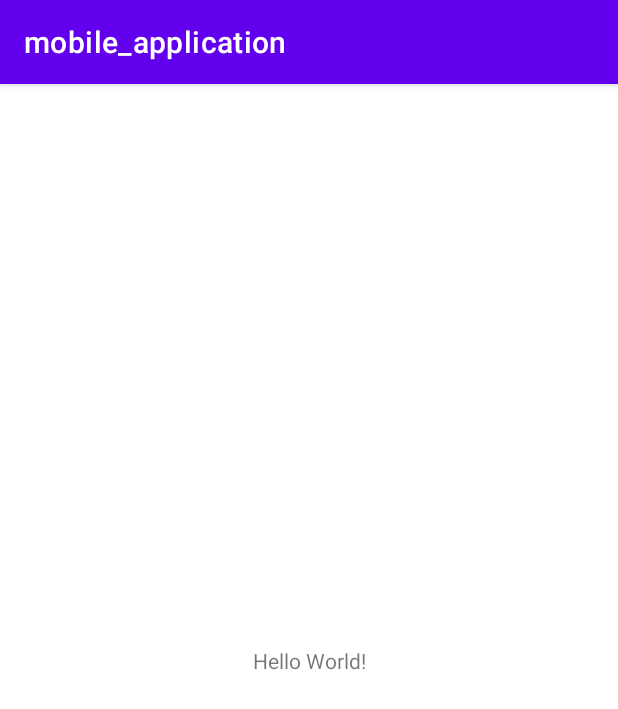
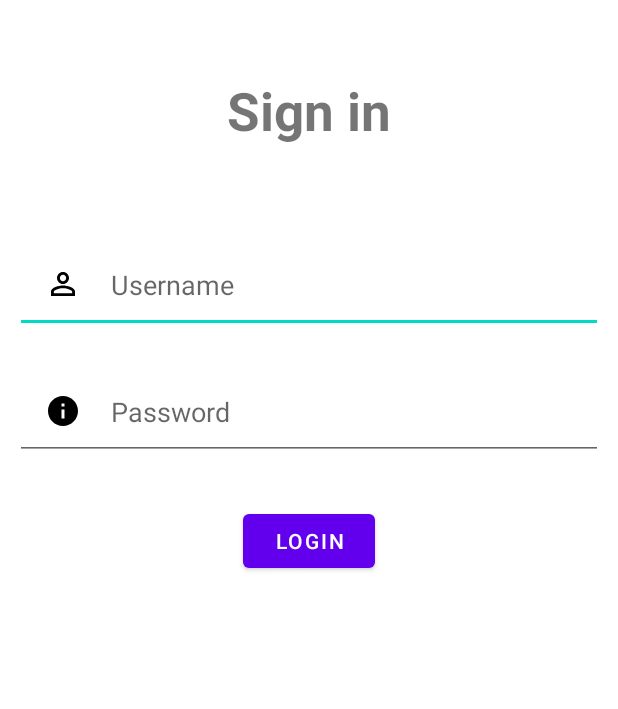
Before and after one commit to nllko/Mobile-application, an Android app: the screen it shows after launch (MainActivity), on a phone screen of 412 x 824 dp. Shown: the top 709 px of the screen. Run offline under Robolectric (Android 15) with nearby library versions, the phone set to English and light mode, and no system bars.

Commit message:
added the login page with username and password fields

```diff
--- /dev/null
+++ b/app/src/main/res/drawable/ic_baseline_info_24.xml
@@ -0,0 +1,5 @@
+<vector android:height="24dp" android:tint="#000000"
+    android:viewportHeight="24" android:viewportWidth="24"
+    android:width="24dp" xmlns:android="http://schemas.android.com/apk/res/android">
+    <path android:fillColor="@android:color/white" android:pathData="M12,2C6.48,2 2,6.48 2,12s4.48,10 10,10 10,-4.48 10,-10S17.52,2 12,2zM13,17h-2v-6h2v6zM13,9h-2L11,7h2v2z"/>
+</vector>
--- /dev/null
+++ b/app/src/main/res/drawable/ic_baseline_person_outline_24.xml
@@ -0,0 +1,5 @@
+<vector android:height="24dp" android:tint="#000000"
+    android:viewportHeight="24" android:viewportWidth="24"
+    android:width="24dp" xmlns:android="http://schemas.android.com/apk/res/android">
+    <path android:fillColor="@android:color/white" android:pathData="M12,5.9c1.16,0 2.1,0.94 2.1,2.1s-0.94,2.1 -2.1,2.1S9.9,9.16 9.9,8s0.94,-2.1 2.1,-2.1m0,9c2.97,0 6.1,1.46 6.1,2.1v1.1L5.9,18.1L5.9,17c0,-0.64 3.13,-2.1 6.1,-2.1M12,4C9.79,4 8,5.79 8,8s1.79,4 4,4 4,-1.79 4,-4 -1.79,-4 -4,-4zM12,13c-2.67,0 -8,1.34 -8,4v3h16v-3c0,-2.66 -5.33,-4 -8,-4z"/>
+</vector>
--- a/app/src/main/res/layout/activity_main.xml
+++ b/app/src/main/res/layout/activity_main.xml
@@ -1,5 +1,5 @@
 <?xml version="1.0" encoding="utf-8"?>
-<androidx.constraintlayout.widget.ConstraintLayout xmlns:android="http://schemas.android.com/apk/res/android"
+<RelativeLayout xmlns:android="http://schemas.android.com/apk/res/android"
     xmlns:app="http://schemas.android.com/apk/res-auto"
     xmlns:tools="http://schemas.android.com/tools"
     android:layout_width="match_parent"
@@ -7,12 +7,44 @@
     tools:context=".MainActivity">
 
     <TextView
+        android:id="@+id/sign_in"
+        android:layout_width="match_parent"
+        android:layout_height="wrap_content"
+        android:gravity="center"
+        android:text="Sign in"
+        android:textSize="35sp"
+        android:layout_margin="50dp"
+        android:textStyle="bold" />
+
+    <EditText
+        android:id="@+id/username"
+        android:layout_width="match_parent"
+        android:layout_height="wrap_content"
+        android:layout_below="@id/sign_in"
+        android:hint="Username"
+        android:layout_margin="10sp"
+        android:padding="20sp"
+        android:drawableLeft="@drawable/ic_baseline_person_outline_24"
+        android:drawablePadding="20sp"/>
+
+    <EditText
+        android:id="@+id/password"
+        android:layout_width="match_parent"
+        android:layout_height="wrap_content"
+        android:layout_below="@id/username"
+        android:hint="Password"
+        android:layout_margin="10sp"
+        android:padding="20sp"
+        android:drawableLeft="@drawable/ic_baseline_info_24"
+        android:drawablePadding="20sp"/>
+
+    <com.google.android.material.button.MaterialButton
         android:layout_width="wrap_content"
         android:layout_height="wrap_content"
-        android:text="Hello World!"
-        app:layout_constraintBottom_toBottomOf="parent"
-        app:layout_constraintEnd_toEndOf="parent"
-        app:layout_constraintStart_toStartOf="parent"
-        app:layout_constraintTop_toTopOf="parent" />
+        android:id="@+id/login_btn"
+        android:layout_below="@id/password"
+        android:text="Login"
+        android:layout_centerHorizontal="true"
+        android:layout_margin="20sp"/>
 
-</androidx.constraintlayout.widget.ConstraintLayout>
+</RelativeLayout>
--- a/app/src/main/res/values-night/themes.xml
+++ b/app/src/main/res/values-night/themes.xml
@@ -1,6 +1,6 @@
 <resources xmlns:tools="http://schemas.android.com/tools">
     <!-- Base application theme. -->
-    <style name="Theme.Mobile_application" parent="Theme.MaterialComponents.DayNight.DarkActionBar">
+    <style name="Theme.Mobile_application" parent="Theme.MaterialComponents.DayNight.NoActionBar">
         <!-- Primary brand color. -->
         <item name="colorPrimary">@color/purple_200</item>
         <item name="colorPrimaryVariant">@color/purple_700</item>
--- a/app/src/main/res/values/themes.xml
+++ b/app/src/main/res/values/themes.xml
@@ -1,6 +1,6 @@
 <resources xmlns:tools="http://schemas.android.com/tools">
     <!-- Base application theme. -->
-    <style name="Theme.Mobile_application" parent="Theme.MaterialComponents.DayNight.DarkActionBar">
+    <style name="Theme.Mobile_application" parent="Theme.MaterialComponents.DayNight.NoActionBar">
         <!-- Primary brand color. -->
         <item name="colorPrimary">@color/purple_500</item>
         <item name="colorPrimaryVariant">@color/purple_700</item>
```
